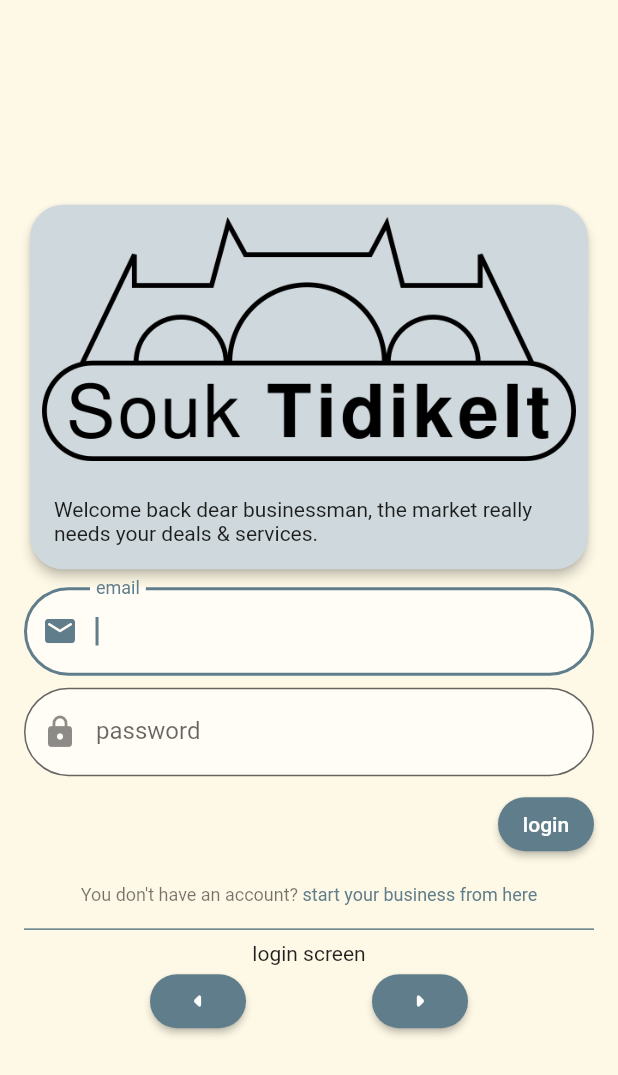
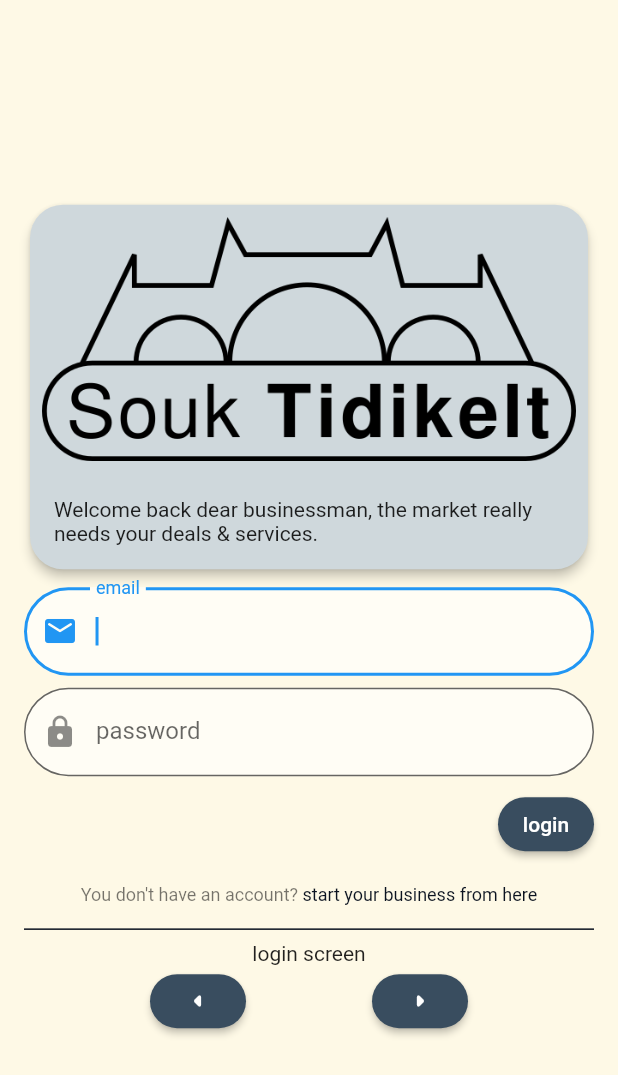
Before and after one commit to joeloudjinz/inz_businessman, a Flutter app: the screen it shows after launch, after a tap on the "arrow right" icon, on a phone screen of 412 x 824 dp. Shown: the top 1075 px of the screen. Run offline on Flutter 3.47's test engine with Material 2 defaults, Android fonts, the phone set to English and light mode, and no system bars; our stand-ins replace auto_route, flutter_riverpod, get_it, injectable, stacked_services; missing offline and left inert: simple_timer.

```diff
--- a/lib/presentation/theme/colors.dart
+++ b/lib/presentation/theme/colors.dart
@@ -1,6 +1,9 @@
 import 'package:flutter/material.dart';
 
 class CustomColors {
+  // static const Color dark = Color(0xFF0B1320);
+  // static const Color light = Color(0xFFFEF9E6);
   static const Color dark = Color(0xFF0B1320);
   static const Color light = Color(0xFFFEF9E6);
+  static const Color second = Color(0xFF394D5F);
 }
--- a/lib/presentation/theme/custom_theme.dart
+++ b/lib/presentation/theme/custom_theme.dart
@@ -14,7 +14,9 @@ class CustomTheme with ChangeNotifier {
 
   static ThemeData get lightTheme {
     return ThemeData(
-      primarySwatch: Colors.blueGrey,
+      // primarySwatch: Colors.blueGrey,
+      primaryColor: CustomColors.second,
+      accentColor: CustomColors.dark,
       scaffoldBackgroundColor: CustomColors.light,
       textTheme: Typography.blackRedmond,
       cardTheme: CardTheme(
@@ -34,6 +36,7 @@ class CustomTheme with ChangeNotifier {
       ),
       elevatedButtonTheme: ElevatedButtonThemeData(
         style: ElevatedButton.styleFrom(
+          primary: CustomColors.second,
           shape: RoundedRectangleBorder(
             borderRadius: BorderRadius.circular(18.0),
           ),
```
Also changed, not shown: flutter_native_splash.yaml (+4 -3 lines), 8 other files.
